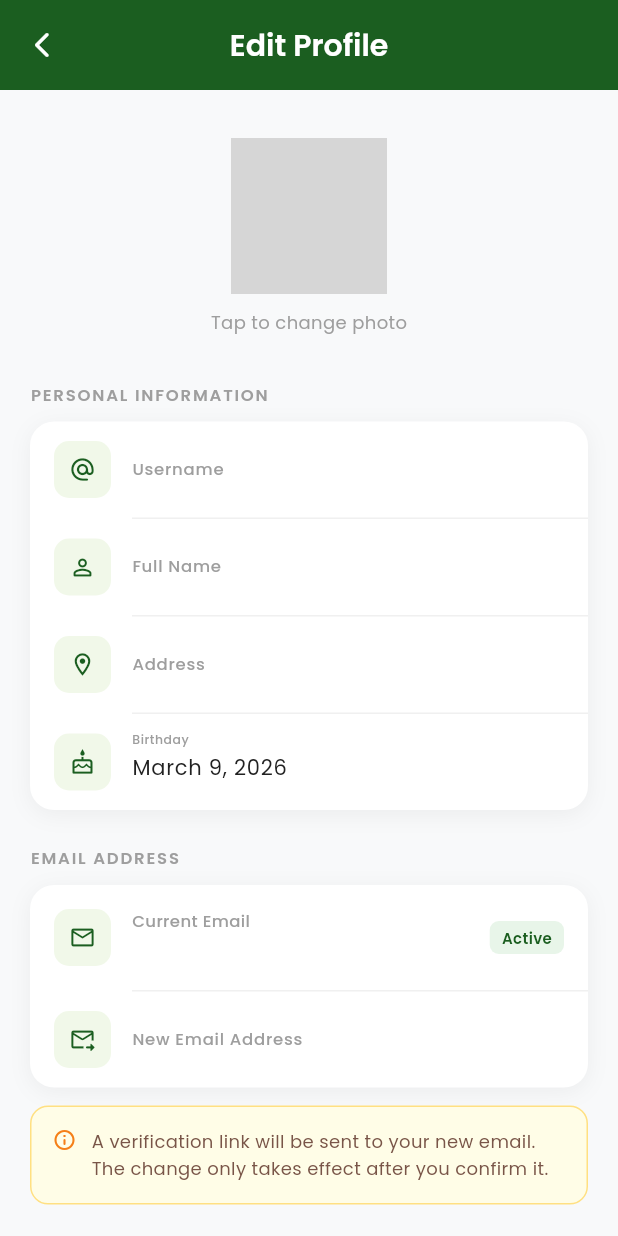
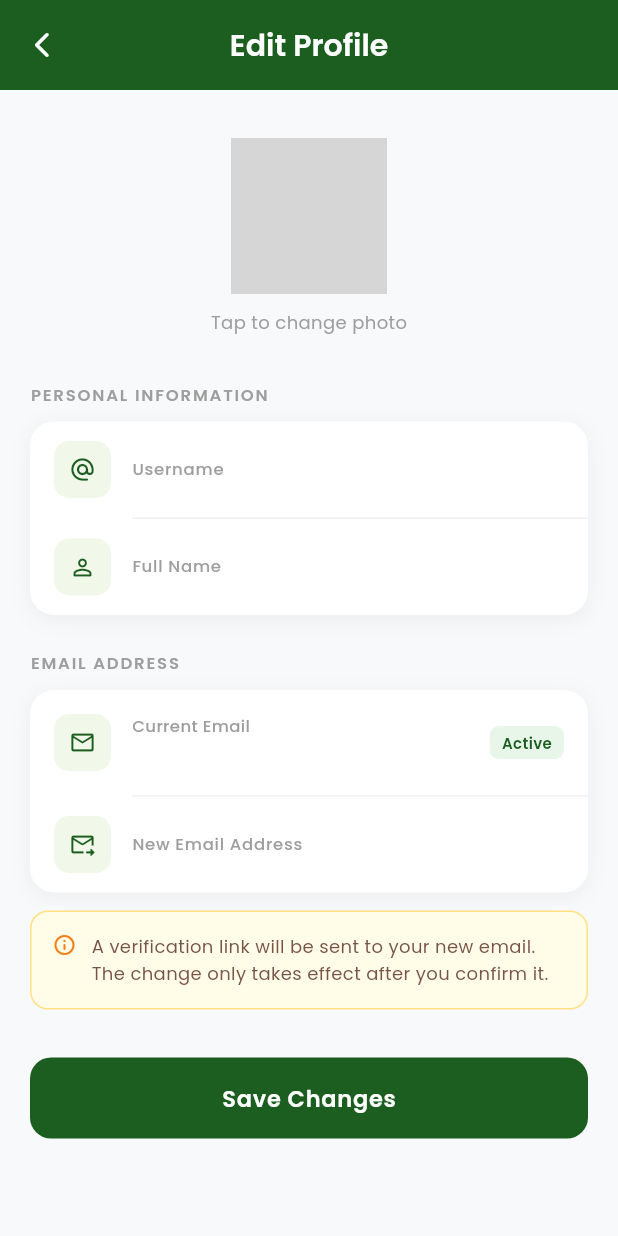
Before and after one commit to tsugumii21/MERKADO-GO---Ligao-City-Public-Market-Directory-AI-Assistant, a Flutter app: the EditProfileScreen screen opened by its route, on a phone screen of 412 x 824 dp. Run offline on Flutter 3.47's test engine with Material 3 defaults, Android fonts, the phone set to English and light mode, and no system bars; our stand-ins replace cached_network_image, cloud_firestore, firebase_auth, firebase_core, firebase_messaging, flutter_dotenv and 8 more; accounts and stored records are empty; network calls fail; grey boxes are pictures that could not be loaded.

Commit message:
Remove address and birthday fields from profile
- Removed address and birthday from UserModel
- Updated auth repository signUp to no longer require address/birthday
- Removed address and birthday display from profile screen
- Removed address and birthday inputs from edit profile screen
- Cleaned up all related controllers, methods, and UI elements
- Database schema simplified to remove unused fields

```diff
--- a/lib/features/auth/data/auth_repository.dart
+++ b/lib/features/auth/data/auth_repository.dart
@@ -10,8 +10,6 @@ abstract class AuthRepository {
   Future<UserCredential> signUp({
     required String username,
     required String fullName,
-    required String address,
-    required DateTime birthday,
     required String email,
     required String password,
   });
@@ -50,8 +48,6 @@ class FirebaseAuthRepository implements AuthRepository {
   Future<UserCredential> signUp({
     required String username,
     required String fullName,
-    required String address,
-    required DateTime birthday,
     required String email,
     required String password,
   }) async {
@@ -78,8 +74,6 @@ class FirebaseAuthRepository implements AuthRepository {
         username: username,
         fullName: fullName,
         email: email,
-        address: address,
-        birthday: birthday,
         role: 'user',
         createdAt: now,
       );
--- a/lib/features/auth/presentation/signup_screen.dart
+++ b/lib/features/auth/presentation/signup_screen.dart
@@ -109,8 +109,6 @@ class _SignupScreenState extends ConsumerState<SignupScreen> {
       await authRepo.signUp(
         username: _usernameController.text.trim(),
         fullName: _usernameController.text.trim(),
-        address: 'Ligao City',
-        birthday: DateTime.now().subtract(const Duration(days: 365 * 18)),
         email: _emailController.text.trim(),
         password: _passwordController.text,
       );
--- a/lib/features/profile/presentation/edit_profile_screen.dart
+++ b/lib/features/profile/presentation/edit_profile_screen.dart
@@ -24,23 +24,18 @@ class EditProfileScreen extends ConsumerStatefulWidget {
 class _EditProfileScreenState extends ConsumerState<EditProfileScreen> {
   final _usernameController = TextEditingController();
   final _fullNameController = TextEditingController();
-  final _addressController = TextEditingController();
-  final _birthdayController = TextEditingController();
   final _newEmailController = TextEditingController();
   final _imagePicker = ImagePicker();
 
   File? _selectedImage;
   bool _isSaving = false;
   bool _isInitialized = false;
-  DateTime? _selectedBirthday;
   String _currentEmail = '';
 
   @override
   void dispose() {
     _usernameController.dispose();
     _fullNameController.dispose();
-    _addressController.dispose();
-    _birthdayController.dispose();
     _newEmailController.dispose();
     super.dispose();
   }
@@ -79,30 +74,6 @@ class _EditProfileScreenState extends ConsumerState<EditProfileScreen> {
     }
   }
 
-  Future<void> _pickBirthday() async {
-    final DateTime? picked = await showDatePicker(
-      context: context,
-      initialDate: _selectedBirthday ?? DateTime(2000, 1, 1),
-      firstDate: DateTime(1950),
-      lastDate: DateTime.now(),
-      builder: (context, child) => Theme(
-        data: ThemeData(
-          colorScheme: const ColorScheme.light(
-            primary: Color(0xFF1B5E20),
-          ),
-        ),
-        child: child!,
-      ),
-    );
-
-    if (picked != null) {
-      setState(() {
-        _selectedBirthday = picked;
-        _birthdayController.text = DateFormat('MMMM d, yyyy').format(picked);
-      });
-    }
-  }
-
   Future<void> _saveChanges() async {
     setState(() => _isSaving = true);
 
@@ -129,10 +100,6 @@ class _EditProfileScreenState extends ConsumerState<EditProfileScreen> {
       final Map<String, dynamic> updateData = {
         'username': _usernameController.text.trim(),
         'fullName': _fullNameController.text.trim(),
-        'address': _addressController.text.trim(),
-        'birthday': _selectedBirthday != null
-            ? Timestamp.fromDate(_selectedBirthday!)
-            : null,
         'updatedAt': FieldValue.serverTimestamp(),
       };
 
@@ -288,9 +255,6 @@ class _EditProfileScreenState extends ConsumerState<EditProfileScreen> {
           if (!_isInitialized) {
             _usernameController.text = userData.username;
             _fullNameController.text = userData.fullName;
-            _addressController.text = userData.address;
-            _selectedBirthday = userData.birthday;
-            _birthdayController.text = DateFormat('MMMM d, yyyy').format(userData.birthday);
             _currentEmail = userData.email;
             _isInitialized = true;
           }
@@ -408,30 +372,6 @@ class _EditProfileScreenState extends ConsumerState<EditProfileScreen> {
                         'Full Name',
                         Icons.person_outline_rounded,
                         _fullNameController,
-                      ),
-                      Padding(
-                        padding: const EdgeInsets.only(left: 68),
-                        child: const Divider(
-                          height: 1,
-                          color: Color(0xFFF0F0F0),
-                        ),
-                      ),
-                      _buildEditableRow(
-                        'Address',
-                        Icons.location_on_outlined,
-                        _addressController,
-                      ),
-                      Padding(
-                        padding: const EdgeInsets.only(left: 68),
-                        child: const Divider(
-                          height: 1,
-                          color: Color(0xFFF0F0F0),
-                        ),
-                      ),
-                      _buildEditableDateRow(
-                        'Birthday',
-                        Icons.cake_outlined,
-                        _birthdayController,
                       ),
                     ],
                   ),
@@ -658,69 +598,6 @@ class _EditProfileScreenState extends ConsumerState<EditProfileScreen> {
     );
   }
 
-  Widget _buildEditableDateRow(
-    String fieldName,
-    IconData icon,
-    TextEditingController controller,
-  ) {
-    return Container(
-      constraints: const BoxConstraints(minHeight: 64),
-      padding: const EdgeInsets.symmetric(horizontal: 16, vertical: 12),
-      child: Row(
-        children: [
-          Container(
-            width: 38,
-            height: 38,
-            decoration: BoxDecoration(
-              color: const Color(0xFFF1F8E9),
-              borderRadius: BorderRadius.circular(10),
-            ),
-            child: Icon(
-              icon,
-              size: 18,
-              color: const Color(0xFF1B5E20),
-            ),
-          ),
-          const SizedBox(width: 14),
-          Expanded(
-            child: GestureDetector(
-              onTap: _pickBirthday,
-              child: AbsorbPointer(
-                child: TextField(
-                  controller: controller,
-                  style: GoogleFonts.poppins(
-                    fontSize: 14,
-                    color: const Color(0xFF212121),
-                    fontWeight: FontWeight.w400,
-                  ),
-                  decoration: InputDecoration(
-                    labelText: fieldName,
-                    labelStyle: GoogleFonts.poppins(
-                      fontSize: 11,
-                      color: const Color(0xFF9E9E9E),
-                      fontWeight: FontWeight.w500,
-                    ),
-                    border: InputBorder.none,
-                    enabledBorder: InputBorder.none,
-                    focusedBorder: const UnderlineInputBorder(
-                      borderSide: BorderSide(
-                        color: Color(0xFF1B5E20),
-                        width: 1.5,
-                      ),
-                    ),
-                    filled: false,
-                    isDense: true,
-                    contentPadding: const EdgeInsets.only(bottom: 4),
-                  ),
-                ),
-              ),
-            ),
-          ),
-        ],
-      ),
-    );
-  }
-
   Widget _buildCurrentEmailRow() {
     return Padding(
       padding: const EdgeInsets.symmetric(horizontal: 16, vertical: 16),
--- a/lib/features/profile/presentation/profile_screen.dart
+++ b/lib/features/profile/presentation/profile_screen.dart
@@ -455,26 +455,6 @@ class ProfileScreen extends ConsumerWidget {
             label: 'Email',
             value: userData.email,
           ),
-          const Divider(
-            height: 1,
-            color: Color(0xFFF5F5F5),
-            indent: 56,
-          ),
-          _buildInfoRow(
-            icon: Icons.location_on_outlined,
-            label: 'Address',
-            value: userData.address,
-          ),
-          const Divider(
-            height: 1,
-            color: Color(0xFFF5F5F5),
-            indent: 56,
-          ),
-          _buildInfoRow(
-            icon: Icons.cake_outlined,
-            label: 'Birthday',
-            value: DateFormat('MMMM d, yyyy').format(userData.birthday),
-          ),
         ],
       ),
     );
--- a/lib/models/user_model.dart
+++ b/lib/models/user_model.dart
@@ -5,8 +5,6 @@ class UserModel {
   final String username;
   final String fullName;
   final String email;
-  final String address;
-  final DateTime birthday;
   final String? profilePhotoUrl;
   final String role;
   final List<String> favoriteStalls;
@@ -18,8 +16,6 @@ class UserModel {
     required this.username,
     required this.fullName,
     required this.email,
-    required this.address,
-    required this.birthday,
     this.profilePhotoUrl,
     required this.role,
     this.favoriteStalls = const [],
@@ -34,8 +30,6 @@ class UserModel {
       username: data['username'] ?? '',
       fullName: data['fullName'] ?? '',
       email: data['email'] ?? '',
-      address: data['address'] ?? '',
-      birthday: (data['birthday'] as Timestamp).toDate(),
       profilePhotoUrl: data['profilePhotoUrl'],
       role: data['role'] ?? 'user',
       favoriteStalls: List<String>.from(data['favoriteStalls'] ?? []),
@@ -49,8 +43,6 @@ class UserModel {
       'username': username,
       'fullName': fullName,
       'email': email,
-      'address': address,
-      'birthday': Timestamp.fromDate(birthday),
       'profilePhotoUrl': profilePhotoUrl,
       'role': role,
       'favoriteStalls': favoriteStalls,
@@ -63,8 +55,6 @@ class UserModel {
     String? username,
     String? fullName,
     String? email,
-    String? address,
-    DateTime? birthday,
     String? profilePhotoUrl,
     String? role,
     List<String>? favoriteStalls,
@@ -75,8 +65,6 @@ class UserModel {
       username: username ?? this.username,
       fullName: fullName ?? this.fullName,
       email: email ?? this.email,
-      address: address ?? this.address,
-      birthday: birthday ?? this.birthday,
       profilePhotoUrl: profilePhotoUrl ?? this.profilePhotoUrl,
       role: role ?? this.role,
       favoriteStalls: favoriteStalls ?? this.favoriteStalls,
```
